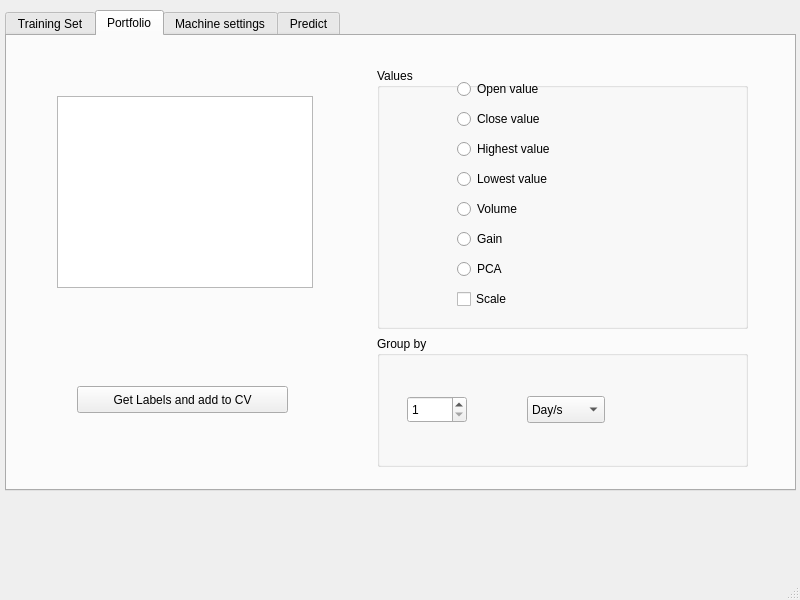
aydevosotros/MachineBenchMark, file MachineBenchMark/UI/Prueba1.ui: the form before one commit.
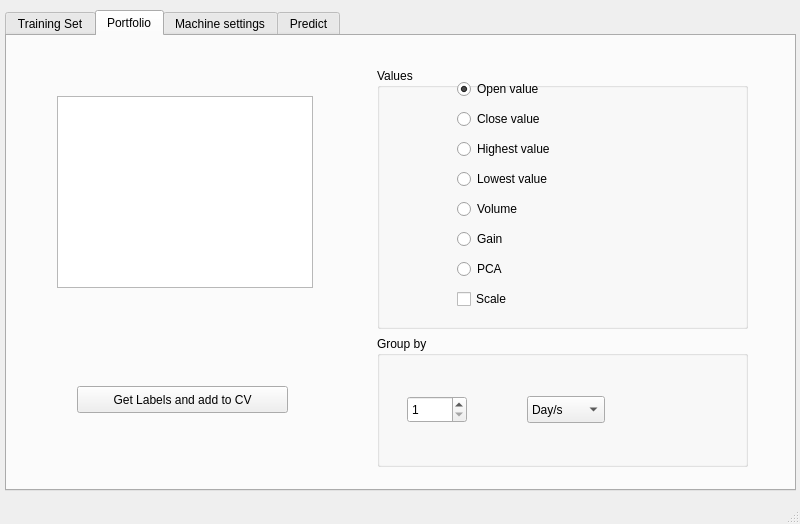
The form after the commit. The open tabs and pages were chosen to show the change. Custom widgets are drawn as their Qt base class.

Commit message: Interfaz mejorada a prueba de fallos y con mensajes en la status bar

Patch:
```diff
--- a/MachineBenchMark/UI/Prueba1.ui
+++ b/MachineBenchMark/UI/Prueba1.ui
@@ -7,7 +7,7 @@
     <x>0</x>
     <y>0</y>
     <width>800</width>
-    <height>600</height>
+    <height>524</height>
    </rect>
   </property>
   <property name="windowTitle">
@@ -307,6 +307,9 @@
        <property name="text">
         <string>Open value</string>
        </property>
+       <property name="checked">
+        <bool>true</bool>
+       </property>
       </widget>
       <widget class="QRadioButton" name="radioButton_5">
        <property name="geometry">
```
Left out of the diff: 2 changed lines with no effect on the pictures. The commit also changes 3 other files.
